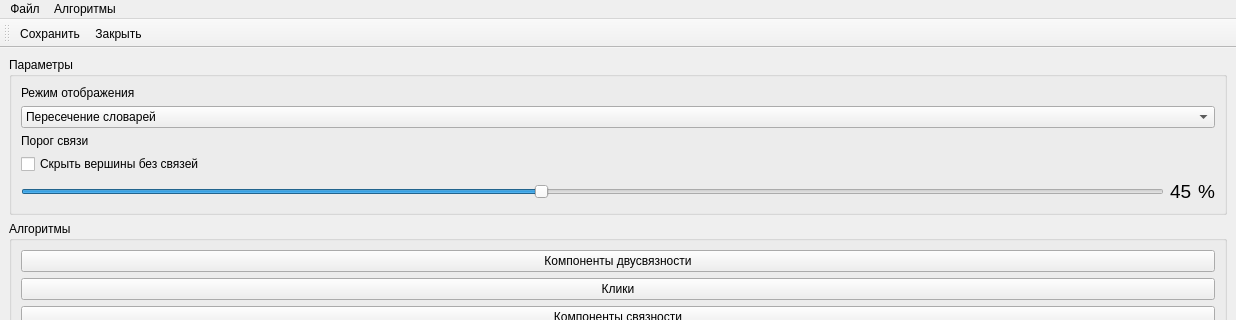
Qt form ui/graphwindow.ui (moevm/nosql1h19-text-graph) before a commit; both pictures show x 0 to 1236 and y 0 to 320 of the 1236 by 682 pixel window.
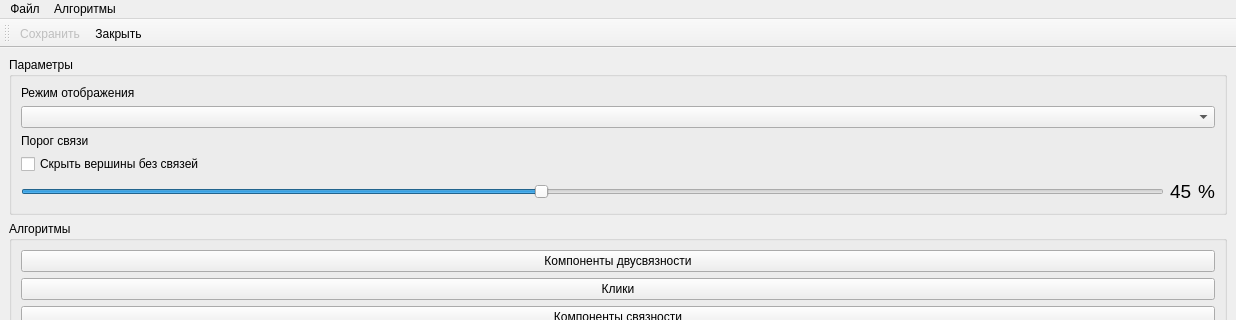
The same form after that commit. Icons and pictures are not drawn.

Diff of the .ui file:
```diff
--- a/ui/graphwindow.ui
+++ b/ui/graphwindow.ui
@@ -37,18 +37,7 @@
           </widget>
          </item>
          <item>
-          <widget class="QComboBox" name="comboBox">
-           <item>
-            <property name="text">
-             <string>Пересечение словарей</string>
-            </property>
-           </item>
-           <item>
-            <property name="text">
-             <string>Пересечение имён</string>
-            </property>
-           </item>
-          </widget>
+          <widget class="QComboBox" name="algorithmComboBox"/>
          </item>
          <item>
           <widget class="QLabel" name="label_15">
@@ -220,6 +209,9 @@
    <addaction name="actionCloseGraph"/>
   </widget>
   <action name="actionCloseGraph">
+   <property name="enabled">
+    <bool>true</bool>
+   </property>
    <property name="icon">
     <iconset resource="../res/pictures.qrc">
      <normaloff>:/icons/exit.png</normaloff>:/icons/exit.png</iconset>
@@ -229,6 +221,9 @@
    </property>
   </action>
   <action name="actionSaveGraph">
+   <property name="enabled">
+    <bool>false</bool>
+   </property>
    <property name="icon">
     <iconset resource="../res/pictures.qrc">
      <normaloff>:/icons/save.png</normaloff>:/icons/save.png</iconset>
```
Left out of the diff: 37 changed lines with no effect on the pictures.
